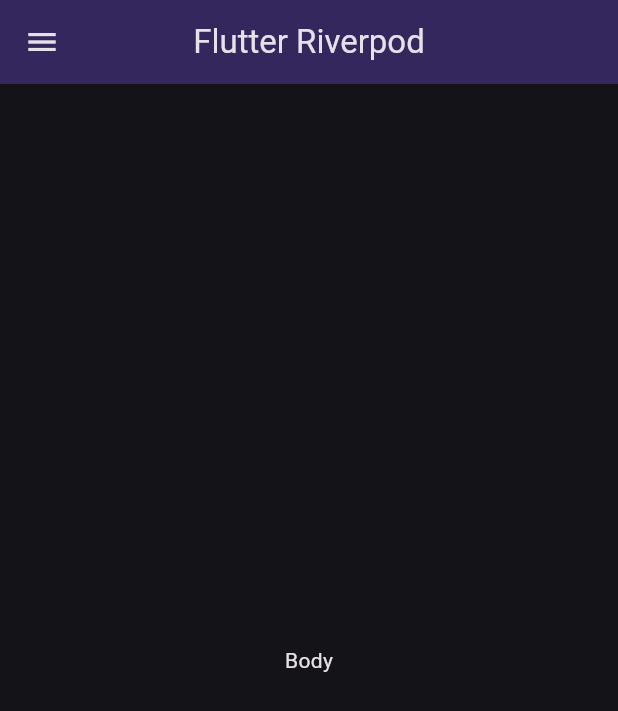
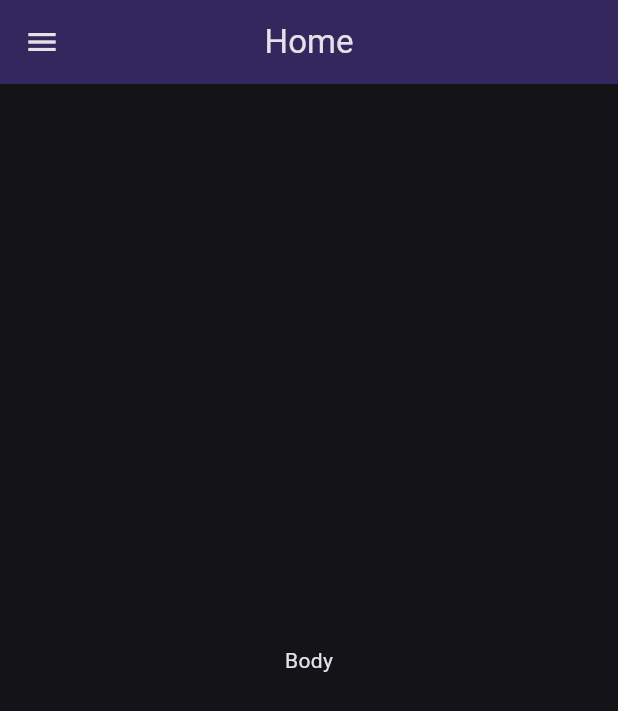
Before and after one commit to DiegoVilla27/flutter-riverpod, a Flutter app: the HomeScreen screen opened directly, on a phone screen of 412 x 824 dp. Shown: the top 711 px of the screen. Run offline on Flutter 3.47's test engine with Material 3 defaults, Android fonts, the light colour scheme and no system bars; our stand-ins replace flutter_riverpod, go_router.

Commit message:
feat: Counter with Riverpod

```diff
--- /dev/null
+++ b/lib/core/router/router_config.dart
@@ -0,0 +1,34 @@
+import 'package:flutter_riverpod_app/core/router/router_names.dart';
+import 'package:flutter_riverpod_app/presentation/pages/counter/counter_screen.dart';
+import 'package:flutter_riverpod_app/presentation/pages/home/home_screen.dart';
+import 'package:flutter_riverpod_app/presentation/pages/settings/settings_screen.dart';
+import 'package:go_router/go_router.dart';
+
+/// A class that defines the application's routing configuration using GoRouter.
+///
+/// This class sets up the initial location and defines the routes for the
+/// application, including the home and settings screens. Each route is
+/// associated with a name and a path, and uses a builder function to return
+/// the corresponding screen widget.
+class AppRouter {
+  static final GoRouter router = GoRouter(
+    initialLocation: '/',
+    routes: [
+      GoRoute(
+        name: AppRouterNames.home,
+        path: '/',
+        builder: (_, _) => const HomeScreen(),
+      ),
+      GoRoute(
+        name: AppRouterNames.counter,
+        path: '/counter',
+        builder: (_, _) => const CounterScreen(),
+      ),
+      GoRoute(
+        name: AppRouterNames.settings,
+        path: '/settings',
+        builder: (_, _) => const SettingsScreen(),
+      ),
+    ],
+  );
+}
--- /dev/null
+++ b/lib/core/router/router_names.dart
@@ -0,0 +1,9 @@
+/// A class that defines named routes for the application.
+///
+/// This class contains static constants representing the names
+/// of different routes used in the app.
+class AppRouterNames {
+  static const String home = 'home';
+  static const String counter = 'counter';
+  static const String settings = 'settings';
+}
--- a/lib/presentation/pages/home/home_screen.dart
+++ b/lib/presentation/pages/home/home_screen.dart
@@ -1,6 +1,12 @@
 import 'package:flutter/material.dart';
-import 'package:flutter_riverpod/presentation/pages/home/widgets/drawer/drawer.dart';
+import 'package:flutter_riverpod_app/presentation/shared/widgets/drawer/drawer.dart';
 
+/// A stateless widget that represents the home screen of the application.
+///
+/// This widget builds a `Scaffold` with an `AppBar` and a custom drawer.
+/// The `AppBar` displays the title "Home" and uses the primary color from
+/// the current theme. The body of the `Scaffold` contains a centered text
+/// widget displaying "Body".
 class HomeScreen extends StatelessWidget {
   const HomeScreen({super.key});
 
@@ -10,14 +16,12 @@
 
     return Scaffold(
       appBar: AppBar(
-        title: Text("Flutter Riverpod"),
+        title: Text("Home"),
         centerTitle: true,
         backgroundColor: theme.onPrimary,
       ),
       drawer: DrawerCustom(),
-      body: SafeArea(
-        child: Center(child: Text("Body"))
-      ),
+      body: SafeArea(child: Center(child: Text("Body"))),
     );
   }
 }
```
Also changed, not shown: lib/main.dart (+7 -6 lines), lib/presentation/pages/counter/counter_screen.dart (added, +40 -0 lines), lib/presentation/pages/counter/providers/counter_provider.dart (added, +7 -0 lines), lib/presentation/pages/home/widgets/drawer/drawer.dart (deleted, +0 -28 lines), lib/presentation/pages/settings/settings_screen.dart (added, +27 -0 lines), lib/presentation/shared/widgets/drawer/drawer.dart (added, +49 -0 lines), lib/presentation/shared/widgets/drawer/utils/validate_route.dart (added, +25 -0 lines), lib/presentation/shared/widgets/drawer/widgets/drawer_header.dart (renamed from lib/presentation/pages/home/widgets/drawer/widgets/drawer_header.dart, +4 -4 lines), pubspec.yaml (+5 -17 lines), pubspec.lock, 16 other files.
